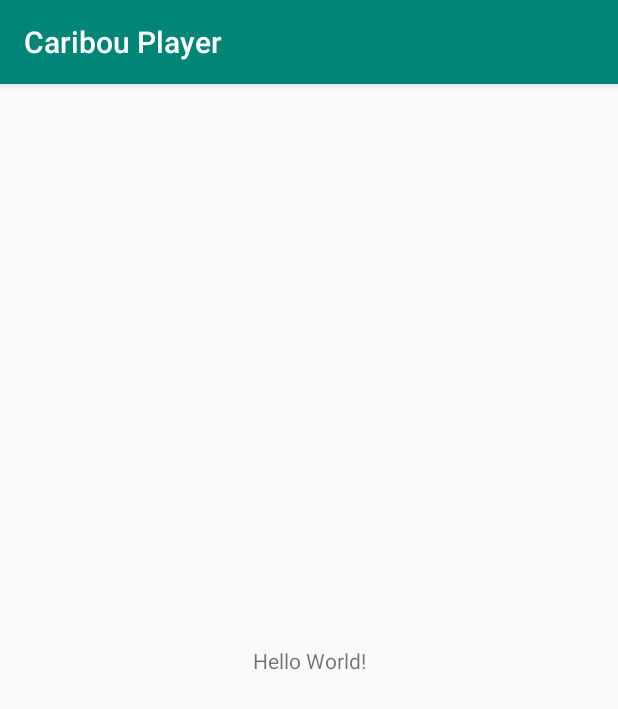
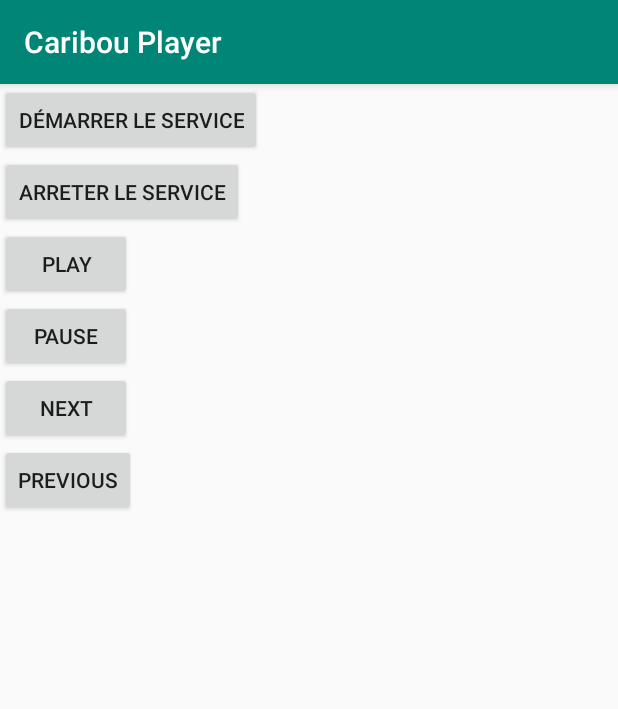
Before and after one commit to thepapie/Caribou-Player, an Android app: the screen it shows after launch (MainActivity), on a phone screen of 412 x 824 dp. Shown: the top 709 px of the screen. Run offline under Robolectric (Android 15) with nearby library versions, the phone set to English and light mode, and no system bars; 1 statement that could not run was skipped.

Commit message:
Service Fonctionnel

```diff
--- a/CaribouPlayer/app/src/main/AndroidManifest.xml
+++ b/CaribouPlayer/app/src/main/AndroidManifest.xml
@@ -1,6 +1,8 @@
 <?xml version="1.0" encoding="utf-8"?>
 <manifest xmlns:android="http://schemas.android.com/apk/res/android"
     package="caribou.team.caribouplayer">
+
+    <uses-permission android:name="android.permission.READ_EXTERNAL_STORAGE"></uses-permission>
 
     <application
         android:allowBackup="true"
--- a/CaribouPlayer/app/src/main/res/layout/activity_main.xml
+++ b/CaribouPlayer/app/src/main/res/layout/activity_main.xml
@@ -1,18 +1,52 @@
 <?xml version="1.0" encoding="utf-8"?>
-<android.support.constraint.ConstraintLayout xmlns:android="http://schemas.android.com/apk/res/android"
-    xmlns:app="http://schemas.android.com/apk/res-auto"
+<LinearLayout
+    xmlns:android="http://schemas.android.com/apk/res/android"
     xmlns:tools="http://schemas.android.com/tools"
     android:layout_width="match_parent"
     android:layout_height="match_parent"
-    tools:context=".MainActivity">
+    android:orientation="vertical"
+    tools:context="caribou.team.caribouplayer.MainActivity">
 
-    <TextView
+    <Button
         android:layout_width="wrap_content"
         android:layout_height="wrap_content"
-        android:text="Hello World!"
-        app:layout_constraintBottom_toBottomOf="parent"
-        app:layout_constraintLeft_toLeftOf="parent"
-        app:layout_constraintRight_toRightOf="parent"
-        app:layout_constraintTop_toTopOf="parent" />
+        android:text="Démarrer le service"
+        android:onClick="demarrerService"
+        />
 
-</android.support.constraint.ConstraintLayout>
+    <Button
+        android:layout_width="wrap_content"
+        android:layout_height="wrap_content"
+        android:text="Arreter le service"
+        android:onClick="arreterService"
+        />
+
+    <Button
+        android:layout_width="wrap_content"
+        android:layout_height="wrap_content"
+        android:text="Play"
+        android:onClick="play"
+        />
+
+    <Button
+        android:layout_width="wrap_content"
+        android:layout_height="wrap_content"
+        android:text="Pause"
+        android:onClick="pause"
+        />
+
+    <Button
+        android:layout_width="wrap_content"
+        android:layout_height="wrap_content"
+        android:text="Next"
+        android:onClick="next"
+        />
+
+    <Button
+        android:layout_width="wrap_content"
+        android:layout_height="wrap_content"
+        android:text="Previous"
+        android:onClick="previous"
+        />
+
+</LinearLayout>
```
Also changed, not shown: CaribouPlayer/app/src/main/java/caribou/team/caribouplayer/MainActivity.java (+54 -4 lines), CaribouPlayer/app/src/main/java/caribou/team/caribouplayer/MyService.java (+59 -15 lines).
